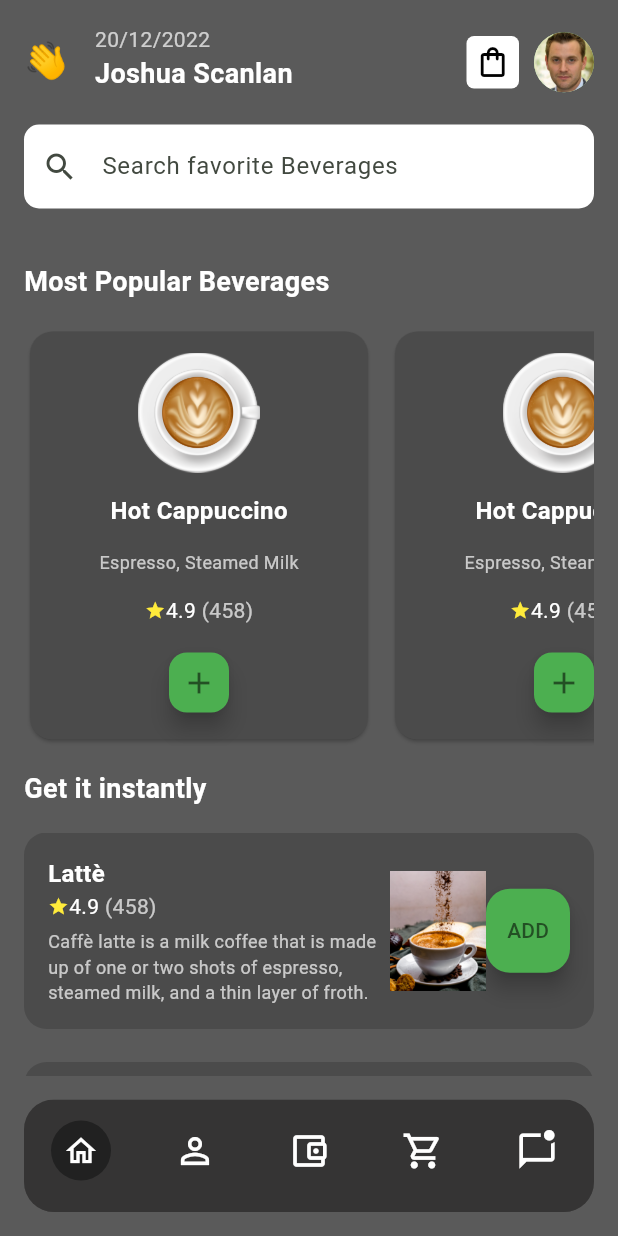
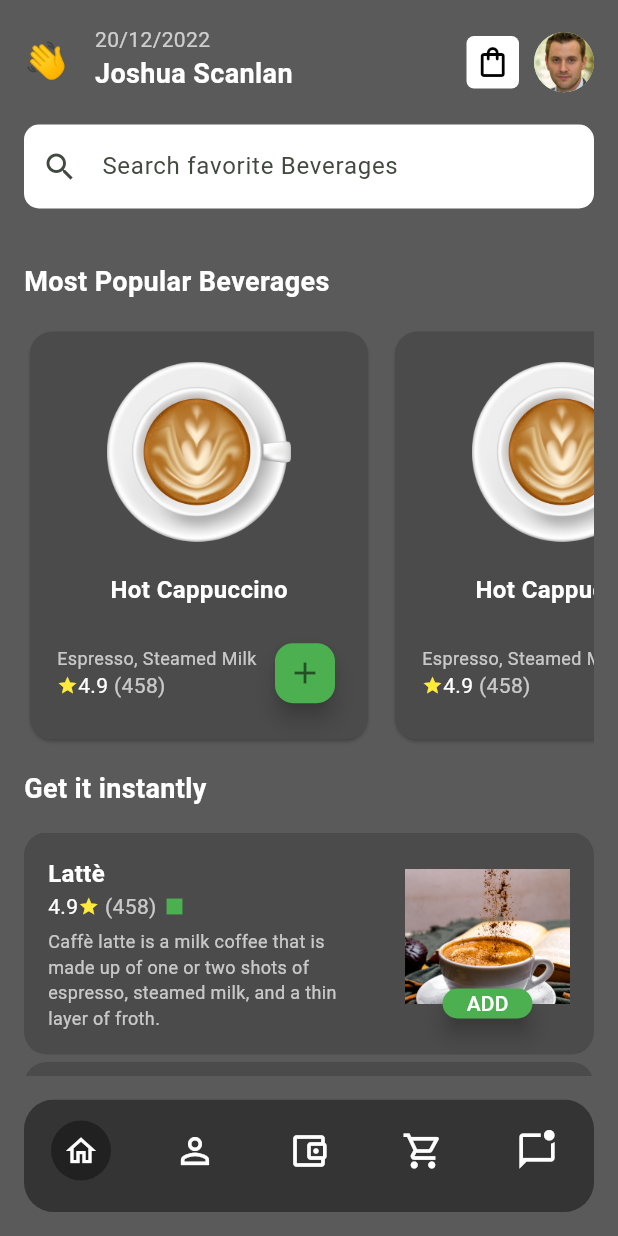
Before and after one commit to Rahul-Sharma-Github/swift_cafe_app, a Flutter app: the screen it shows after launch, on a phone screen of 412 x 824 dp. Run offline on Flutter 3.47's test engine with Material 3 defaults, Android fonts, the light colour scheme and no system bars; our stand-ins replace google_fonts.

Commit message:
Fixed BeverageCard & LatteCard Layout |

```diff
--- a/lib/Screens/home_screen.dart
+++ b/lib/Screens/home_screen.dart
@@ -242,7 +242,7 @@ class BeverageCard extends StatelessWidget {
         children: [
           Image.asset(
             'assets/card2.png',
-            height: 80,
+            height: 120,
           ),
           const Text(
             'Hot Cappuccino',
@@ -252,14 +252,24 @@ class BeverageCard extends StatelessWidget {
               fontSize: 16,
             ),
           ),
-          const Text(
+          Padding(
+            padding: const EdgeInsets.symmetric(horizontal: 18),
+            child: Row(
+              mainAxisAlignment: MainAxisAlignment.spaceBetween,
+              crossAxisAlignment: CrossAxisAlignment.center,
+              children: [
+                // ignore: prefer_const_constructors
+                Column(
+                  crossAxisAlignment: CrossAxisAlignment.start,
+                  children: const [
+                    Text(
                       'Espresso, Steamed Milk',
                       style: TextStyle(
                         color: Colors.white70,
                         fontSize: 12,
                       ),
                     ),
-          const Row(
+                    Row(
                       mainAxisAlignment: MainAxisAlignment.center,
                       children: [
                         Icon(Icons.star, color: Colors.yellow, size: 14),
@@ -273,11 +283,16 @@ class BeverageCard extends StatelessWidget {
                         ),
                       ],
                     ),
+                  ],
+                ),
                 FloatingActionButton(
                   onPressed: () {},
                   mini: true,
                   backgroundColor: Colors.green,
                   child: const Icon(Icons.add),
+                ),
+              ],
+            ),
           ),
         ],
       ),
@@ -301,6 +316,8 @@ class LatteCard extends StatelessWidget {
           child: Row(
             children: [
               const Expanded(
+                child: Padding(
+                  padding: EdgeInsets.only(right: 25),
                   child: Column(
                     crossAxisAlignment: CrossAxisAlignment.start,
                     children: [
@@ -314,15 +331,17 @@ class LatteCard extends StatelessWidget {
                       ),
                       Row(
                         children: [
-                        Icon(Icons.star, color: Colors.yellow, size: 14),
                           Text(
                             '4.9',
                             style: TextStyle(color: Colors.white),
                           ),
+                          Icon(Icons.star, color: Colors.yellow, size: 14),
                           Text(
                             ' (458)',
                             style: TextStyle(color: Colors.white70),
                           ),
+                          SizedBox(width: 5),
+                          Icon(Icons.square, color: Colors.green, size: 14),
                         ],
                       ),
                       SizedBox(height: 5),
@@ -333,14 +352,35 @@ class LatteCard extends StatelessWidget {
                     ],
                   ),
                 ),
+              ),
+              SizedBox(
+                height: 100,
+                child: Stack(
+                  children: [
                     Image.asset(
                       'assets/detail1.png',
-                height: 80,
+                      height: 90,
+                      width: 110,
+                      fit: BoxFit.cover,
                     ),
-              FloatingActionButton(
+                    Positioned(
+                      bottom: 0,
+                      left: 25,
+                      right: 25,
+                      child: SizedBox(
+                        height: 20,
+                        child: FloatingActionButton(
                           onPressed: () {},
                           backgroundColor: Colors.green,
-                child: const Text('ADD'),
+                          child: const Text(
+                            'ADD',
+                            style: TextStyle(color: Colors.white),
+                          ),
+                        ),
+                      ),
+                    ),
+                  ],
+                ),
               ),
             ],
           ),
```
Lines whose indentation alone changed are shown as unchanged.
